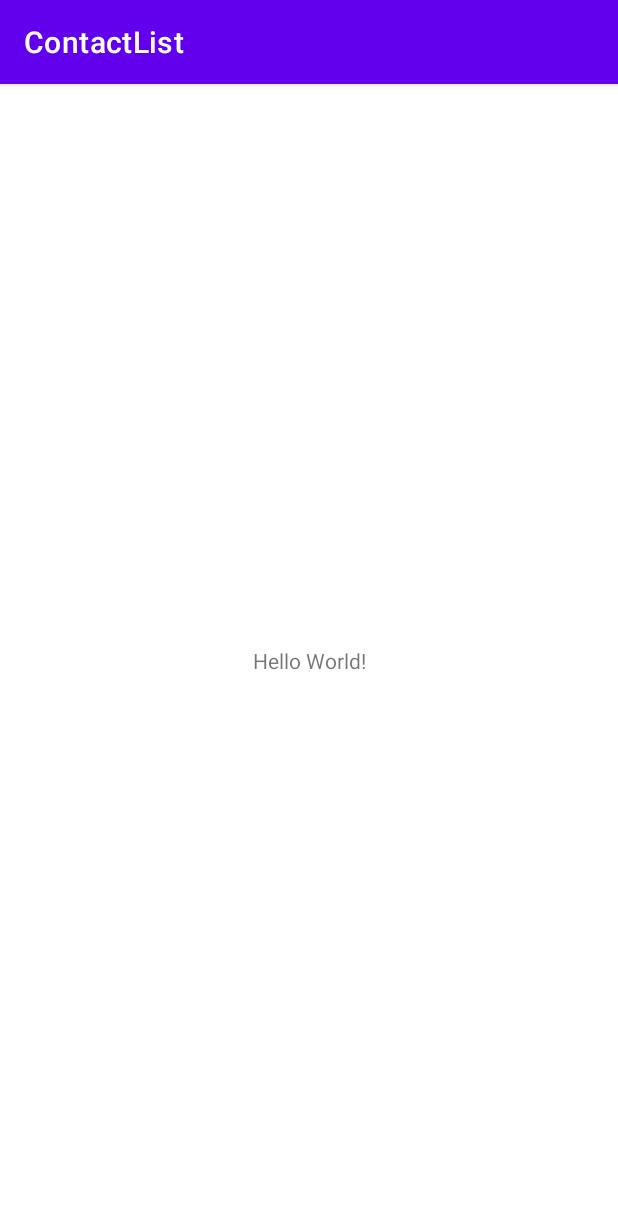
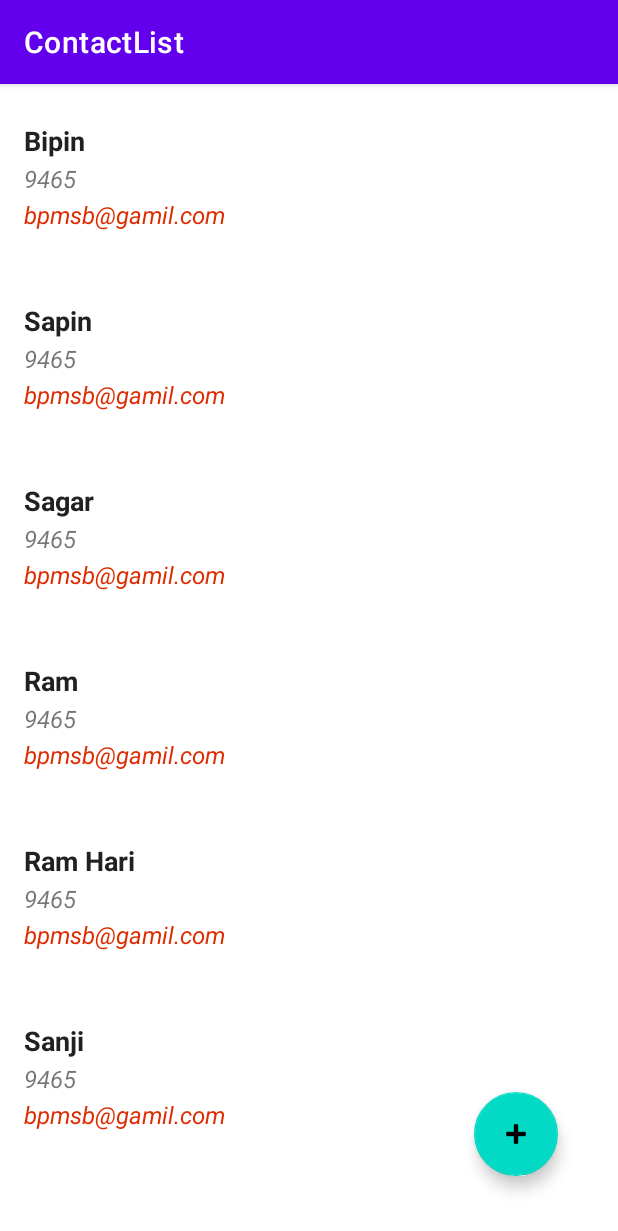
Before and after one commit to sanjimsb/ContactListApp, an Android app: the screen it shows after launch (MainActivity), on a phone screen of 412 x 824 dp. Shown: the top 1231 px of the screen. Run offline under Robolectric (Android 15) with nearby library versions, the phone set to English and light mode, and no system bars.

Commit message:
Added Recycler View and Added Adapter class

```diff
--- a/app/build.gradle
+++ b/app/build.gradle
@@ -32,6 +32,7 @@ dependencies {
     implementation 'androidx.appcompat:appcompat:1.4.1'
     implementation 'com.google.android.material:material:1.5.0'
     implementation 'androidx.constraintlayout:constraintlayout:2.1.3'
+    implementation 'com.google.android.material:material:1.5.0'
     testImplementation 'junit:junit:4.+'
     androidTestImplementation 'androidx.test.ext:junit:1.1.3'
     androidTestImplementation 'androidx.test.espresso:espresso-core:3.4.0'
--- a/app/src/main/AndroidManifest.xml
+++ b/app/src/main/AndroidManifest.xml
@@ -10,6 +10,12 @@
         android:supportsRtl="true"
         android:theme="@style/Theme.ContactList">
         <activity
+            android:name=".ContactList"
+            android:exported="false" />
+        <activity
+            android:name=".AddContact"
+            android:exported="false" />
+        <activity
             android:name=".MainActivity"
             android:exported="true">
             <intent-filter>
--- /dev/null
+++ b/app/src/main/java/com/example/contactlist/Adapters/ContactListAdapter.java
@@ -0,0 +1,77 @@
+package com.example.contactlist.Adapters;
+
+import android.content.Intent;
+import android.view.LayoutInflater;
+import android.view.View;
+import android.view.ViewGroup;
+import android.widget.TextView;
+
+import androidx.annotation.NonNull;
+import androidx.recyclerview.widget.RecyclerView;
+
+import com.example.contactlist.AddContact;
+import com.example.contactlist.MainActivity;
+import com.example.contactlist.Models.ContactListModel;
+import com.example.contactlist.R;
+import com.google.android.material.floatingactionbutton.FloatingActionButton;
+
+import java.util.ArrayList;
+
+public class ContactListAdapter extends RecyclerView.Adapter<ContactListAdapter.MyViewHolder> {
+    private ArrayList<ContactListModel> contactList;
+
+    public ContactListAdapter(ArrayList<ContactListModel> getContactList) {
+        this.contactList = getContactList;
+    }
+
+    public class MyViewHolder extends RecyclerView.ViewHolder {
+        private TextView nameTxt;
+        private TextView phoneNum;
+        private TextView email;
+
+        public MyViewHolder(final View view) {
+            super(view);
+            nameTxt = view.findViewById(R.id.textName);
+            phoneNum = view.findViewById(R.id.textNumber);
+            email = view.findViewById(R.id.textEmail);
+
+            view.setOnClickListener(new View.OnClickListener() {
+                @Override
+                public void onClick(View view) {
+                    FloatingActionButton fab = view.findViewById(R.id.fab);
+                    fab.setOnClickListener(new View.OnClickListener() {
+                        @Override
+                        public void onClick(View v) {
+                            System.out.println("test");
+                        }
+                    });
+                }
+            });
+        }
+    }
+
+
+    @NonNull
+    @Override
+    public ContactListAdapter.MyViewHolder onCreateViewHolder(@NonNull ViewGroup parent, int viewType) {
+        View itemView = LayoutInflater.from(parent.getContext()).inflate(R.layout.activity_contact_list, parent, false);
+        return new MyViewHolder(itemView);
+    }
+
+    @Override
+    public void onBindViewHolder(@NonNull ContactListAdapter.MyViewHolder holder, int position) {
+        String name = contactList.get(position).getName();
+        String phoneNum =  String.valueOf(contactList.get(position).getPhoneNum());
+        String email = contactList.get(position).getEmail();
+        holder.nameTxt.setText(name);
+        holder.phoneNum.setText(phoneNum);
+        holder.email.setText(email);
+    }
+
+    @Override
+    public int getItemCount() {
+        return contactList.size();
+    }
+
+
+}
--- a/app/src/main/java/com/example/contactlist/MainActivity.java
+++ b/app/src/main/java/com/example/contactlist/MainActivity.java
@@ -1,14 +1,62 @@
 package com.example.contactlist;
 
 import androidx.appcompat.app.AppCompatActivity;
+import androidx.recyclerview.widget.DefaultItemAnimator;
+import androidx.recyclerview.widget.LinearLayoutManager;
+import androidx.recyclerview.widget.RecyclerView;
 
+import android.annotation.SuppressLint;
+import android.content.Intent;
 import android.os.Bundle;
+import android.view.View;
+import android.widget.ListView;
+
+import com.example.contactlist.Adapters.ContactListAdapter;
+import com.example.contactlist.Models.ContactListModel;
+import com.google.android.material.floatingactionbutton.FloatingActionButton;
+
+import java.util.ArrayList;
 
 public class MainActivity extends AppCompatActivity {
+    private ArrayList<ContactListModel> contactList;
+    private RecyclerView recyclerView;
+    ListView listView;
 
     @Override
     protected void onCreate(Bundle savedInstanceState) {
         super.onCreate(savedInstanceState);
         setContentView(R.layout.activity_main);
+        recyclerView = findViewById(R.id.list);
+        contactList = new ArrayList<ContactListModel>();
+        setContactList();
+        System.out.println("Test");
+        setAdapter();
+        FloatingActionButton fab = findViewById(R.id.fab);
+        fab.setOnClickListener(new View.OnClickListener() {
+            @Override
+            public void onClick(View v) {
+                Intent intent = new Intent(MainActivity.this, AddContact.class);
+                startActivity(intent);
+            }
+        });
+
+    }
+
+    private void setAdapter() {
+        ContactListAdapter adapter = new ContactListAdapter(contactList);
+        RecyclerView.LayoutManager layoutManager = new LinearLayoutManager(getApplicationContext());
+        recyclerView.setLayoutManager(layoutManager);
+        recyclerView.setItemAnimator(new DefaultItemAnimator());
+        recyclerView.setAdapter(adapter);
+    }
+
+    private void setContactList() {
+        contactList.add(new ContactListModel("Bipin",9465, "bpmsb@gamil.com"));
+        contactList.add(new ContactListModel("Sapin",9465, "bpmsb@gamil.com"));
+        contactList.add(new ContactListModel("Sagar",9465, "bpmsb@gamil.com"));
+        contactList.add(new ContactListModel("Ram",9465, "bpmsb@gamil.com"));
+        contactList.add(new ContactListModel("Ram Hari",9465, "bpmsb@gamil.com"));
+        contactList.add(new ContactListModel("Sanji",9465, "bpmsb@gamil.com"));
+        System.out.println(contactList);
     }
 }
--- /dev/null
+++ b/app/src/main/java/com/example/contactlist/Models/ContactListModel.java
@@ -0,0 +1,37 @@
+package com.example.contactlist.Models;
+
+public class ContactListModel {
+    private String name;
+    private int phoneNum;
+    private String email;
+
+    public ContactListModel(String name, int phoneNum, String email) {
+        this.name = name;
+        this.phoneNum = phoneNum;
+        this.email = email;
+    }
+
+    public String getName() {
+        return name;
+    }
+
+    public void setName(String name) {
+        this.name = name;
+    }
+
+    public int getPhoneNum() {
+        return phoneNum;
+    }
+
+    public void setPhoneNum(int phoneNum) {
+        this.phoneNum = phoneNum;
+    }
+
+    public String getEmail() {
+        return email;
+    }
+
+    public void setEmail(String email) {
+        this.email = email;
+    }
+}
--- /dev/null
+++ b/app/src/main/res/layout/activity_contact_list.xml
@@ -0,0 +1,56 @@
+<?xml version="1.0" encoding="utf-8"?>
+<RelativeLayout xmlns:android="http://schemas.android.com/apk/res/android"
+    xmlns:tools="http://schemas.android.com/tools"
+    android:id="@+id/contactListView"
+    android:layout_width="match_parent"
+    android:layout_height="120dp"
+    android:padding="16dp">
+
+    <TextView
+        android:id="@+id/textName"
+        android:layout_width="match_parent"
+        android:layout_height="wrap_content"
+        android:layout_marginTop="9dp"
+        android:textColor="#212121"
+        android:textSize="18sp"
+        android:textStyle="bold"
+        tools:text="Contact Name" />
+
+
+    <TextView
+        android:id="@+id/textNumber"
+        android:layout_width="wrap_content"
+        android:layout_height="wrap_content"
+        android:layout_below="@+id/textName"
+        android:layout_marginTop="2dp"
+        android:layout_marginRight="5dp"
+        android:textSize="16sp"
+        android:textStyle="italic"
+        tools:text="Contact Number" />
+
+    <TextView
+        android:id="@+id/textTypeofContact"
+        android:layout_width="wrap_content"
+        android:layout_height="wrap_content"
+        android:layout_below="@+id/textName"
+        android:layout_marginTop="2.5dp"
+        android:layout_toRightOf="@+id/textNumber"
+        android:textColor="#1A237E"
+        android:textSize="14sp"
+        android:textStyle="italic"
+        tools:text="Type of Contact" />
+
+
+    <TextView
+        android:id="@+id/textEmail"
+        android:layout_width="wrap_content"
+        android:layout_height="wrap_content"
+        android:layout_below="@+id/textNumber"
+        android:layout_marginTop="2dp"
+        android:textColor="#DD2C00"
+        android:textSize="16sp"
+        android:textStyle="italic"
+        tools:text="Email" />
+
+
+</RelativeLayout>
--- a/app/src/main/res/layout/activity_main.xml
+++ b/app/src/main/res/layout/activity_main.xml
@@ -1,18 +1,32 @@
 <?xml version="1.0" encoding="utf-8"?>
-<androidx.constraintlayout.widget.ConstraintLayout xmlns:android="http://schemas.android.com/apk/res/android"
+<RelativeLayout xmlns:android="http://schemas.android.com/apk/res/android"
     xmlns:app="http://schemas.android.com/apk/res-auto"
     xmlns:tools="http://schemas.android.com/tools"
     android:layout_width="match_parent"
     android:layout_height="match_parent"
     tools:context=".MainActivity">
 
-    <TextView
+
+<!--    <ListView-->
+<!--        android:id="@+id/list"-->
+<!--        android:layout_width="wrap_content"-->
+<!--        android:layout_height="wrap_content" />-->
+    <androidx.recyclerview.widget.RecyclerView
         android:layout_width="wrap_content"
         android:layout_height="wrap_content"
-        android:text="Hello World!"
-        app:layout_constraintBottom_toBottomOf="parent"
-        app:layout_constraintLeft_toLeftOf="parent"
-        app:layout_constraintRight_toRightOf="parent"
-        app:layout_constraintTop_toTopOf="parent" />
+        android:id="@+id/list" />
 
-</androidx.constraintlayout.widget.ConstraintLayout>
+    <com.google.android.material.floatingactionbutton.FloatingActionButton
+        android:id="@+id/fab"
+        android:layout_width="wrap_content"
+        android:layout_height="wrap_content"
+        android:layout_alignParentRight="true"
+        android:layout_alignParentBottom="true"
+        android:layout_marginStart="40dp"
+        android:layout_marginTop="40dp"
+        android:layout_marginEnd="40dp"
+        android:layout_marginBottom="40dp"
+        android:src="@android:drawable/ic_input_add" />
+
+
+</RelativeLayout>
--- a/build.gradle
+++ b/build.gradle
@@ -5,7 +5,7 @@ buildscript {
         mavenCentral()
     }
     dependencies {
-        classpath "com.android.tools.build:gradle:7.0.4"
+        classpath 'com.android.tools.build:gradle:7.0.4'
 
         // NOTE: Do not place your application dependencies here; they belong
         // in the individual module build.gradle files
```
Also changed, not shown: app/src/main/java/com/example/contactlist/AddContact.java (added, +14 -0 lines), app/src/main/java/com/example/contactlist/ContactList.java (added, +14 -0 lines), app/src/main/res/layout/activity_add_contact.xml (added, +52 -0 lines), gradle/wrapper/gradle-wrapper.properties.
